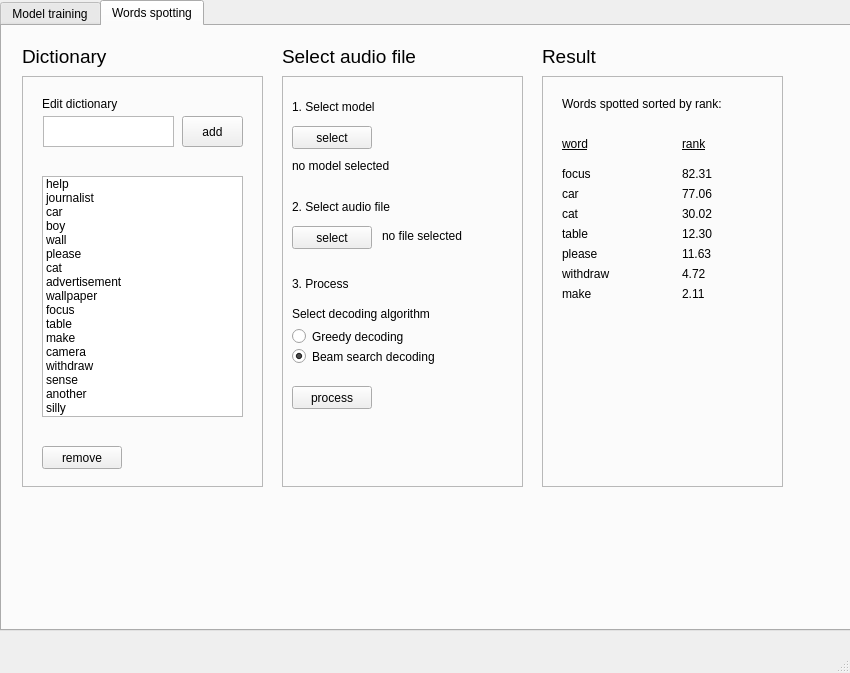
Old version of the form app/views/main_window.ui in the repository michaldudzisz/CTC-speech-recognition.
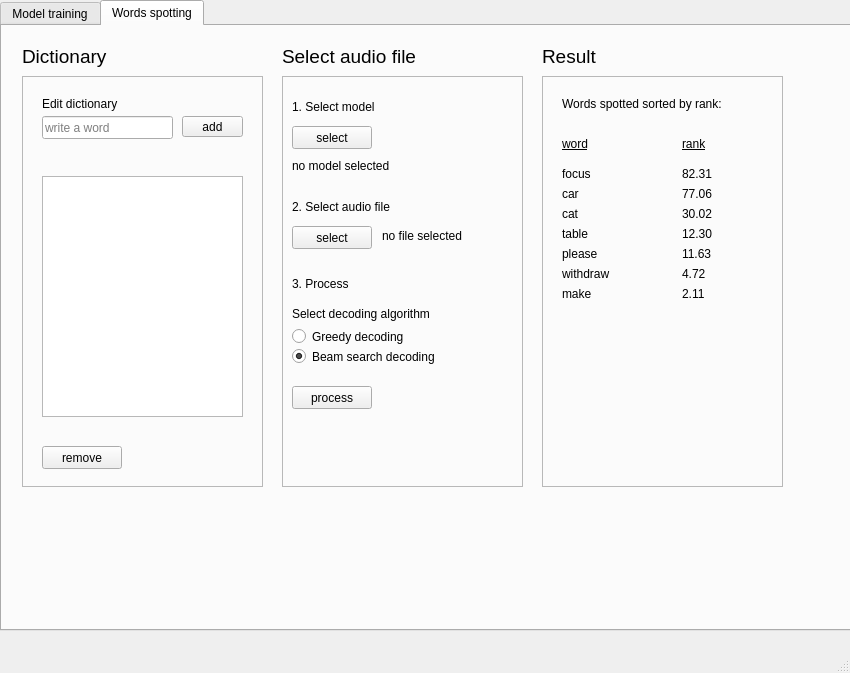
New version of the form. The open tabs and pages were chosen to show the change.

What changed in the file:
```diff
--- a/app/views/main_window.ui
+++ b/app/views/main_window.ui
@@ -848,23 +848,13 @@
         <string>Edit dictionary</string>
        </property>
       </widget>
-      <widget class="QTextEdit" name="textEdit">
-       <property name="geometry">
-        <rect>
-         <x>21</x>
-         <y>40</y>
-         <width>131</width>
-         <height>31</height>
-        </rect>
-       </property>
-      </widget>
-      <widget class="QPushButton" name="pushButton_7">
+      <widget class="QPushButton" name="addWordButton">
        <property name="geometry">
         <rect>
          <x>160</x>
          <y>40</y>
          <width>61</width>
-         <height>31</height>
+         <height>21</height>
         </rect>
        </property>
        <property name="text">
@@ -880,91 +870,6 @@
          <height>241</height>
         </rect>
        </property>
-       <item>
-        <property name="text">
-         <string>help</string>
-        </property>
-       </item>
-       <item>
-        <property name="text">
-         <string>journalist</string>
-        </property>
-       </item>
-       <item>
-        <property name="text">
-         <string>car</string>
-        </property>
-       </item>
-       <item>
-        <property name="text">
-         <string>boy</string>
-        </property>
-       </item>
-       <item>
-        <property name="text">
-         <string>wall</string>
-        </property>
-       </item>
-       <item>
-        <property name="text">
-         <string>please</string>
-        </property>
-       </item>
-       <item>
-        <property name="text">
-         <string>cat</string>
-        </property>
-       </item>
-       <item>
-        <property name="text">
-         <string>advertisement</string>
-        </property>
-       </item>
-       <item>
-        <property name="text">
-         <string>wallpaper</string>
-        </property>
-       </item>
-       <item>
-        <property name="text">
-         <string>focus</string>
-        </property>
-       </item>
-       <item>
-        <property name="text">
-         <string>table</string>
-        </property>
-       </item>
-       <item>
-        <property name="text">
-         <string>make</string>
-        </property>
-       </item>
-       <item>
-        <property name="text">
-         <string>camera</string>
-        </property>
-       </item>
-       <item>
-        <property name="text">
-         <string>withdraw</string>
-        </property>
-       </item>
-       <item>
-        <property name="text">
-         <string>sense</string>
-        </property>
-       </item>
-       <item>
-        <property name="text">
-         <string>another</string>
-        </property>
-       </item>
-       <item>
-        <property name="text">
-         <string>silly</string>
-        </property>
-       </item>
       </widget>
       <widget class="QPushButton" name="pushButton_8">
        <property name="geometry">
@@ -979,6 +884,25 @@
         <string>remove</string>
        </property>
       </widget>
+      <widget class="QLineEdit" name="wordEdit">
+       <property name="geometry">
+        <rect>
+         <x>20</x>
+         <y>40</y>
+         <width>131</width>
+         <height>23</height>
+        </rect>
+       </property>
+       <property name="inputMask">
+        <string/>
+       </property>
+       <property name="maxLength">
+        <number>10</number>
+       </property>
+       <property name="placeholderText">
+        <string>write a word</string>
+       </property>
+      </widget>
      </widget>
      <widget class="QLabel" name="label_17">
       <property name="geometry">
```
Left out of the diff: 25 changed lines with no effect on the pictures.
